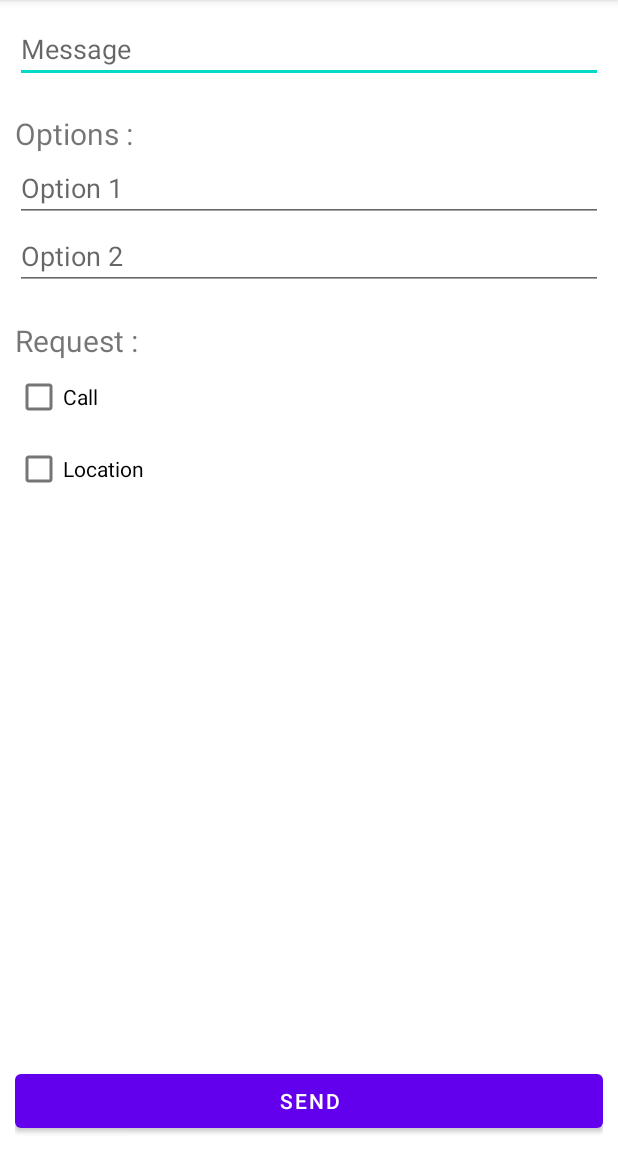
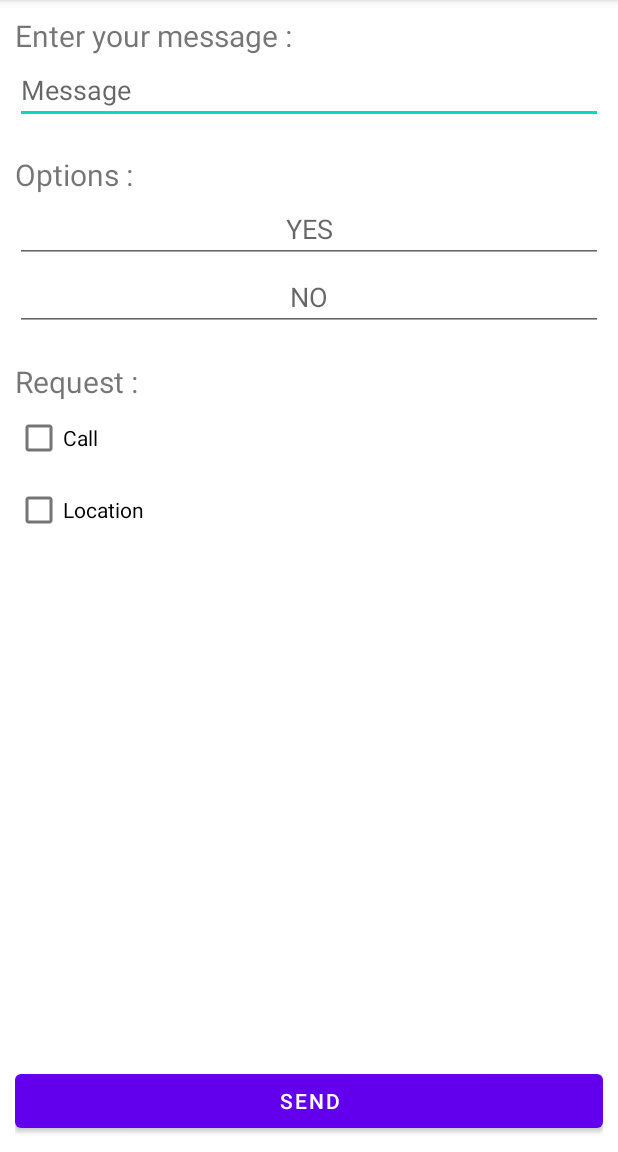
Before and after one commit to ShobhitSagar/Family-Alarm, an Android app: the screen it shows after launch (MainActivity), on a phone screen of 412 x 824 dp, the part 84-1236 px from its top. Run offline under Robolectric (Android 15) with nearby library versions, the phone set to English and light mode, and no system bars; our stand-ins replace Firebase (no records; nobody signed in at launch, a user with empty details on screens opened directly); 1 statement that could not run was skipped.

Commit message:
Sending more data

```diff
--- a/app/src/main/java/com/devss/familyalarm/MainActivity.kt
+++ b/app/src/main/java/com/devss/familyalarm/MainActivity.kt
@@ -3,6 +3,7 @@ package com.devss.familyalarm
 import android.content.Intent
 import androidx.appcompat.app.AppCompatActivity
 import android.os.Bundle
+import android.util.Log
 import android.widget.Toast
 import com.google.firebase.database.DataSnapshot
 import com.google.firebase.database.DatabaseError
@@ -14,30 +15,25 @@ import com.google.firebase.ktx.Firebase
 import kotlinx.android.synthetic.main.activity_main.*
 
 class MainActivity : AppCompatActivity() {
-
-    private lateinit var databaseRef: DatabaseReference
-
-    var alert = "0"
-
+    private val TAG = "MainActivity"
     override fun onCreate(savedInstanceState: Bundle?) {
         super.onCreate(savedInstanceState)
         setContentView(R.layout.activity_main)
 
         val database = Firebase.database
-        val alertRef = database.getReference("users/1")
+        val myRef = database.getReference("users/1/")
 
-//        myRef.setValue("Hello World!")
+        displayAlert(myRef)
 
-        databaseRef = Firebase.database.reference
+        send_btn.setOnClickListener { sendAlert(myRef) }
+    }
 
-        databaseRef.child("users").child("1").child("message").setValue("Hello World!")
+    private fun displayAlert(myRef: DatabaseReference) {
 
         val intent = Intent(this, DisplayActivity::class.java)
-
         val alertListner = object : ValueEventListener {
             override fun onDataChange(snapshot: DataSnapshot) {
-//                Toast.makeText(applicationContext, snapshot.getValue().toString(), Toast.LENGTH_LONG).show()
-                temp_tv.text = snapshot.child("alert").value.toString()
+//                temp_tv.text = snapshot.child("users").toString()
                 if (snapshot.child("alert").value.toString().equals("1")) {
                     startActivity(intent)
                 }
@@ -47,6 +43,21 @@ class MainActivity : AppCompatActivity() {
                 TODO("Not yet implemented")
             }
         }
-        alertRef.addValueEventListener(alertListner)
+        myRef.addValueEventListener(alertListner)
+    }
+
+    fun sendAlert(myRef: DatabaseReference) {
+        val msg = message_et.text.toString()
+        val opt1 = opt1_et.text.toString()
+        val opt2 = opt2_et.text.toString()
+        if (msg.isNotEmpty()) {
+            myRef.child("message").setValue(msg)
+            myRef.child("alert").setValue("1")
+            myRef.child("opt1").setValue(if (opt1.isNotEmpty()) opt1 else "YES")
+            myRef.child("opt2").setValue(if (opt2.isNotEmpty()) opt1 else "NO")
+            myRef.child("call").setValue(if (call_cb.isChecked) "1" else "0")
+            myRef.child("call").setValue(if (location_cb.isChecked) "1" else "0")
+        } else
+            Toast.makeText(applicationContext, "Please! Enter a message.", Toast.LENGTH_SHORT).show()
     }
 }
--- a/app/src/main/res/layout/activity_main.xml
+++ b/app/src/main/res/layout/activity_main.xml
@@ -7,14 +7,24 @@
     android:padding="10dp"
     tools:context=".MainActivity">
 
+    <TextView
+        android:id="@+id/enter_msg_tv"
+        android:layout_width="match_parent"
+        android:layout_height="wrap_content"
+        android:text="Enter your message :"
+        android:textSize="20sp"
+        app:layout_constraintEnd_toEndOf="parent"
+        app:layout_constraintStart_toStartOf="parent"
+        app:layout_constraintTop_toTopOf="parent"/>
+
     <EditText
         android:id="@+id/message_et"
         android:layout_width="match_parent"
         android:layout_height="wrap_content"
         android:hint="Message"
-        app:layout_constraintLeft_toLeftOf="parent"
-        app:layout_constraintRight_toRightOf="parent"
-        app:layout_constraintTop_toTopOf="parent" />
+        app:layout_constraintEnd_toEndOf="parent"
+        app:layout_constraintStart_toStartOf="parent"
+        app:layout_constraintTop_toBottomOf="@+id/enter_msg_tv" />
 
     <TextView
         android:id="@+id/option_tv"
@@ -28,22 +38,24 @@
         app:layout_constraintTop_toBottomOf="@+id/message_et" />
 
     <EditText
-        android:id="@+id/option1_et"
+        android:id="@+id/opt1_et"
         android:layout_width="match_parent"
         android:layout_height="wrap_content"
-        android:hint="Option 1"
+        android:hint="YES"
+        android:textAlignment="center"
         app:layout_constraintEnd_toEndOf="parent"
         app:layout_constraintStart_toStartOf="parent"
         app:layout_constraintTop_toBottomOf="@+id/option_tv" />
 
     <EditText
-        android:id="@+id/option2_et"
+        android:id="@+id/opt2_et"
         android:layout_width="match_parent"
         android:layout_height="wrap_content"
-        android:hint="Option 2"
+        android:hint="NO"
+        android:textAlignment="center"
         app:layout_constraintEnd_toEndOf="parent"
         app:layout_constraintStart_toStartOf="parent"
-        app:layout_constraintTop_toBottomOf="@+id/option1_et" />
+        app:layout_constraintTop_toBottomOf="@+id/opt1_et" />
 
     <TextView
         android:id="@+id/request_tv"
@@ -54,7 +66,7 @@
         android:layout_marginTop="20dp"
         app:layout_constraintEnd_toEndOf="parent"
         app:layout_constraintStart_toStartOf="parent"
-        app:layout_constraintTop_toBottomOf="@+id/option2_et"/>
+        app:layout_constraintTop_toBottomOf="@+id/opt2_et"/>
 
     <CheckBox
         android:id="@+id/call_cb"
```
Also changed, not shown: app/src/main/java/com/devss/familyalarm/DisplayActivity.kt (+15 -0 lines), app/src/main/res/layout/activity_display.xml (+23 -2 lines).
